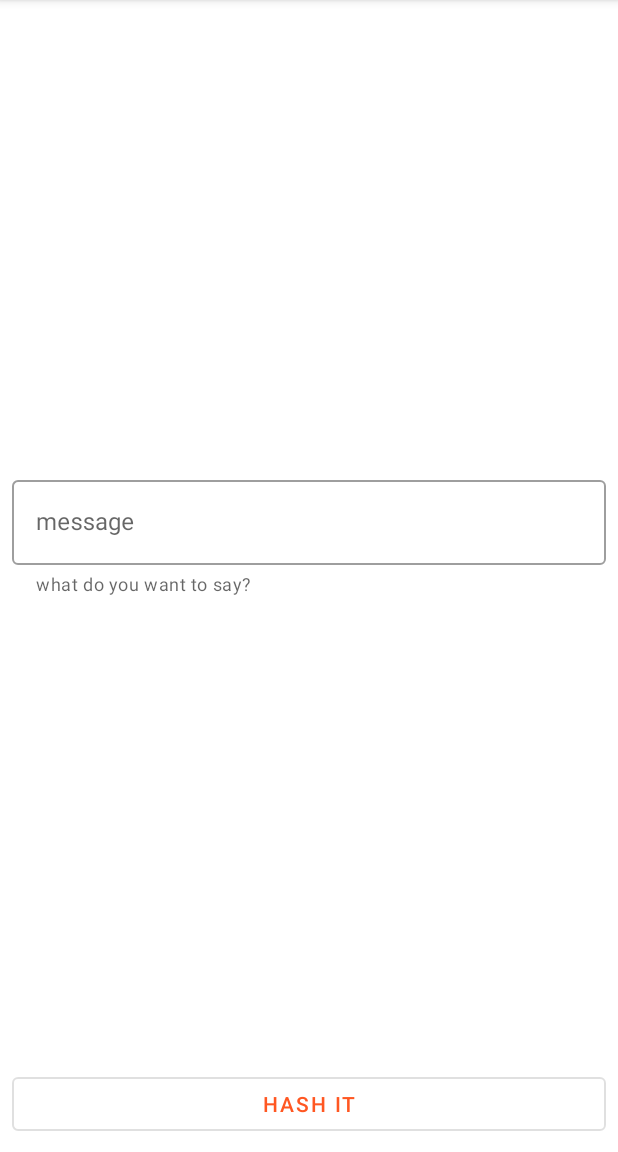
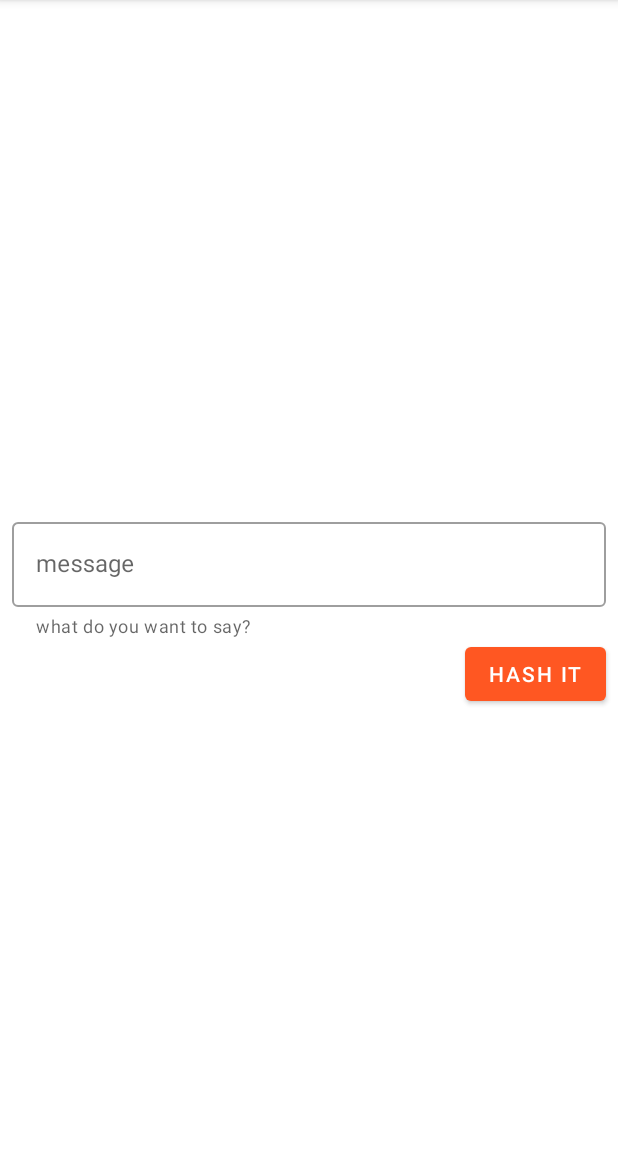
Before and after one commit to eleith/hashTagItNow, an Android app: the InputFragment screen opened through its navigation route, on a phone screen of 412 x 824 dp, the part 84-1236 px from its top. Run offline under Robolectric (Android 15) with nearby library versions, the phone set to English and light mode, and no system bars.

Commit message:
resize button

```diff
--- a/app/src/main/res/layout/fragment_input.xml
+++ b/app/src/main/res/layout/fragment_input.xml
@@ -15,11 +15,12 @@
             app:layout_constraintEnd_toEndOf="parent"
             android:layout_marginTop="8dp"
             app:layout_constraintTop_toTopOf="parent"
+            android:id="@+id/mEditTextLayout"
             android:layout_marginBottom="8dp"
-            app:layout_constraintBottom_toTopOf="@+id/button"
             android:layout_width="match_parent"
             android:layout_height="wrap_content"
             app:helperText="what do you want to say?"
+            app:layout_constraintBottom_toBottomOf="parent"
             android:hint="message">
 
         <com.google.android.material.textfield.TextInputEditText
@@ -34,17 +35,13 @@
 
 
     <com.google.android.material.button.MaterialButton
-            style="@style/Widget.MaterialComponents.Button.OutlinedButton"
+            style="@style/Widget.MaterialComponents.Button"
             android:text="Hash it"
-            android:layout_width="match_parent"
+            android:layout_width="wrap_content"
             android:layout_height="wrap_content"
+            app:layout_constraintRight_toRightOf="parent"
+            android:layout_marginRight="8dp"
             android:id="@+id/button"
-            android:layout_marginBottom="8dp"
-            app:layout_constraintBottom_toBottomOf="parent"
-            app:layout_constraintEnd_toEndOf="parent"
-            android:layout_marginEnd="8dp"
-            app:layout_constraintStart_toStartOf="parent"
-            android:layout_marginStart="8dp"/>
-
+            app:layout_constraintTop_toBottomOf="@+id/mEditTextLayout"/>
 
 </androidx.constraintlayout.widget.ConstraintLayout>
```
